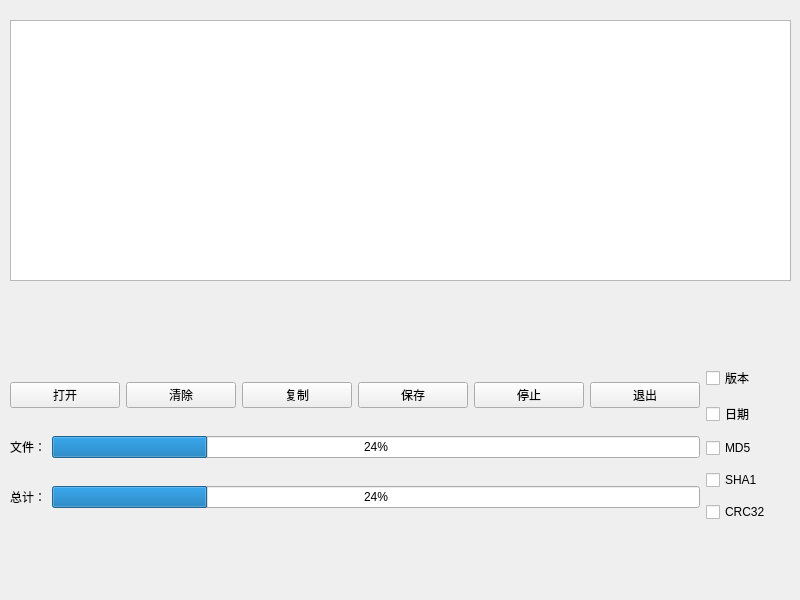
Above: jieqthashwidget.ui from jackfahdin/JieQtHash before the change. Below: the same form after it.
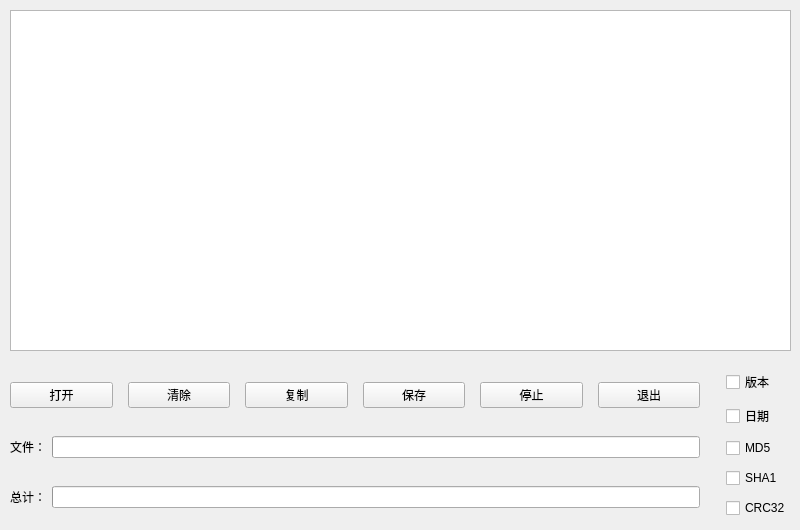
That is the form after the change. Icons and pictures are not drawn.

Commit message: UI设计完成

```diff
--- a/jieqthashwidget.ui
+++ b/jieqthashwidget.ui
@@ -7,7 +7,7 @@
     <x>0</x>
     <y>0</y>
     <width>800</width>
-    <height>600</height>
+    <height>530</height>
    </rect>
   </property>
   <property name="windowTitle">
@@ -21,18 +21,18 @@
    <property name="geometry">
     <rect>
      <x>10</x>
-     <y>20</y>
+     <y>10</y>
      <width>781</width>
-     <height>261</height>
+     <height>341</height>
     </rect>
    </property>
   </widget>
-  <widget class="QWidget" name="">
+  <widget class="QWidget" name="layoutWidget">
    <property name="geometry">
     <rect>
      <x>10</x>
      <y>360</y>
-     <width>761</width>
+     <width>781</width>
      <height>171</height>
     </rect>
    </property>
@@ -41,6 +41,9 @@
      <layout class="QVBoxLayout" name="verticalLayout_2">
       <item>
        <layout class="QHBoxLayout" name="horizontalLayout">
+        <property name="spacing">
+         <number>15</number>
+        </property>
         <item>
          <widget class="QPushButton" name="pushButtonOpen">
           <property name="text">
@@ -97,7 +100,10 @@
         <item>
          <widget class="QProgressBar" name="progressBarFile">
           <property name="value">
-           <number>24</number>
+           <number>0</number>
+          </property>
+          <property name="textVisible">
+           <bool>false</bool>
           </property>
          </widget>
         </item>
@@ -115,7 +121,10 @@
         <item>
          <widget class="QProgressBar" name="progressBarTotal">
           <property name="value">
-           <number>24</number>
+           <number>0</number>
+          </property>
+          <property name="textVisible">
+           <bool>false</bool>
           </property>
          </widget>
         </item>
@@ -125,6 +134,12 @@
     </item>
     <item>
      <layout class="QVBoxLayout" name="verticalLayout">
+      <property name="spacing">
+       <number>0</number>
+      </property>
+      <property name="leftMargin">
+       <number>20</number>
+      </property>
       <item>
        <widget class="QCheckBox" name="checkBoxVersion">
         <property name="text">
```
